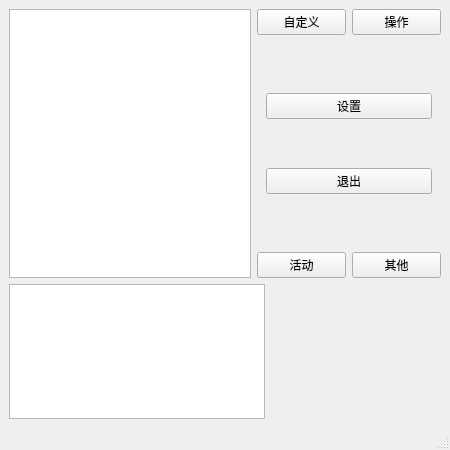
First picture: the form in other/ui/main.ui, repository yxsa02/ygb, before the edit.
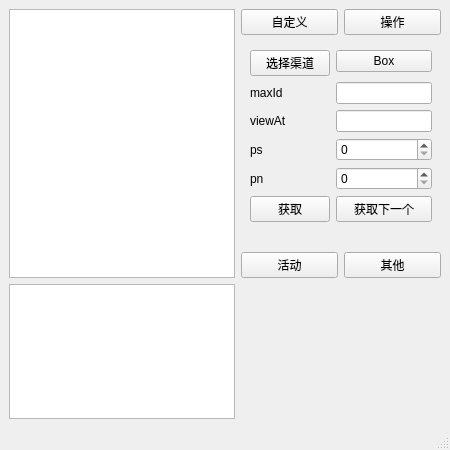
Second picture: the form after the edit. The open tabs and pages were chosen to show the change.

Commit message: update mainWindow add getActionPages

The edit to the form file:
```diff
--- a/other/ui/main.ui
+++ b/other/ui/main.ui
@@ -193,15 +193,98 @@
               </property>
              </widget>
             </item>
+            <item row="4" column="0">
+             <widget class="QPushButton" name="btnGet_2">
+              <property name="text">
+               <string>获取</string>
+              </property>
+             </widget>
+            </item>
+            <item row="4" column="1">
+             <widget class="QPushButton" name="btnGetNext_2">
+              <property name="text">
+               <string>获取下一个</string>
+              </property>
+             </widget>
+            </item>
+           </layout>
+          </widget>
+          <widget class="QWidget" name="active_page_hs">
+           <layout class="QFormLayout" name="formLayout_4">
+            <item row="0" column="0">
+             <widget class="QPushButton" name="btnGV_3">
+              <property name="text">
+               <string>选择渠道</string>
+              </property>
+             </widget>
+            </item>
             <item row="0" column="1">
-             <widget class="QPushButton" name="active_box">
+             <widget class="QPushButton" name="btnBox_3">
               <property name="text">
+               <string>Box</string>
+              </property>
+             </widget>
+            </item>
+            <item row="5" column="0">
+             <widget class="QPushButton" name="btnGet_3">
+              <property name="text">
                <string>获取</string>
               </property>
              </widget>
             </item>
+            <item row="5" column="1">
+             <widget class="QPushButton" name="btnGetNext_3">
+              <property name="text">
+               <string>获取下一个</string>
+              </property>
+             </widget>
+            </item>
+            <item row="1" column="0">
+             <widget class="QLabel" name="label_7">
+              <property name="text">
+               <string>maxId</string>
+              </property>
+             </widget>
+            </item>
+            <item row="3" column="0">
+             <widget class="QLabel" name="label_8">
+              <property name="text">
+               <string>ps</string>
+              </property>
+             </widget>
+            </item>
+            <item row="4" column="0">
+             <widget class="QLabel" name="label_9">
+              <property name="text">
+               <string>pn</string>
+              </property>
+             </widget>
+            </item>
+            <item row="4" column="1">
+             <widget class="QSpinBox" name="pn_3"/>
+            </item>
+            <item row="3" column="1">
+             <widget class="QSpinBox" name="ps_3"/>
+            </item>
+            <item row="2" column="0">
+             <widget class="QLabel" name="label_10">
+              <property name="text">
+               <string>viewAt</string>
+              </property>
+             </widget>
+            </item>
             <item row="1" column="1">
-             <widget class="QPushButton" name="active_">
+             <widget class="QLineEdit" name="maxId"/>
+            </item>
+            <item row="2" column="1">
+             <widget class="QLineEdit" name="wiewAt"/>
+            </item>
+           </layout>
+          </widget>
+          <widget class="QWidget" name="page">
+           <layout class="QFormLayout" name="formLayout_8">
+            <item row="1" column="0">
+             <widget class="QPushButton" name="btnGV_8">
               <property name="text">
                <string/>
               </property>
@@ -211,20 +294,23 @@
           </widget>
           <widget class="QWidget" name="other_page">
            <layout class="QGridLayout" name="gridLayout_4">
-            <item row="0" column="0">
-             <widget class="QPushButton" name="setting">
-              <property name="text">
-               <string>设置</string>
-              </property>
-             </widget>
-            </item>
-            <item row="1" column="0">
+            <item row="2" column="0">
              <widget class="QPushButton" name="exit">
               <property name="text">
                <string>退出</string>
               </property>
              </widget>
             </item>
+            <item row="1" column="0">
+             <widget class="QPushButton" name="setting">
+              <property name="text">
+               <string>设置</string>
+              </property>
+             </widget>
+            </item>
+            <item row="0" column="0">
+             <widget class="QComboBox" name="igs"/>
+            </item>
            </layout>
           </widget>
          </widget>
@@ -252,7 +338,7 @@
      </layout>
     </item>
     <item>
-     <layout class="QHBoxLayout" name="dBar" stretch="3,2">
+     <layout class="QHBoxLayout" name="dBar" stretch="1,1">
       <item>
        <widget class="QListWidget" name="info"/>
       </item>
```
Left out of the diff: 124 changed lines with no effect on the pictures. The commit also changes 1 other file.
